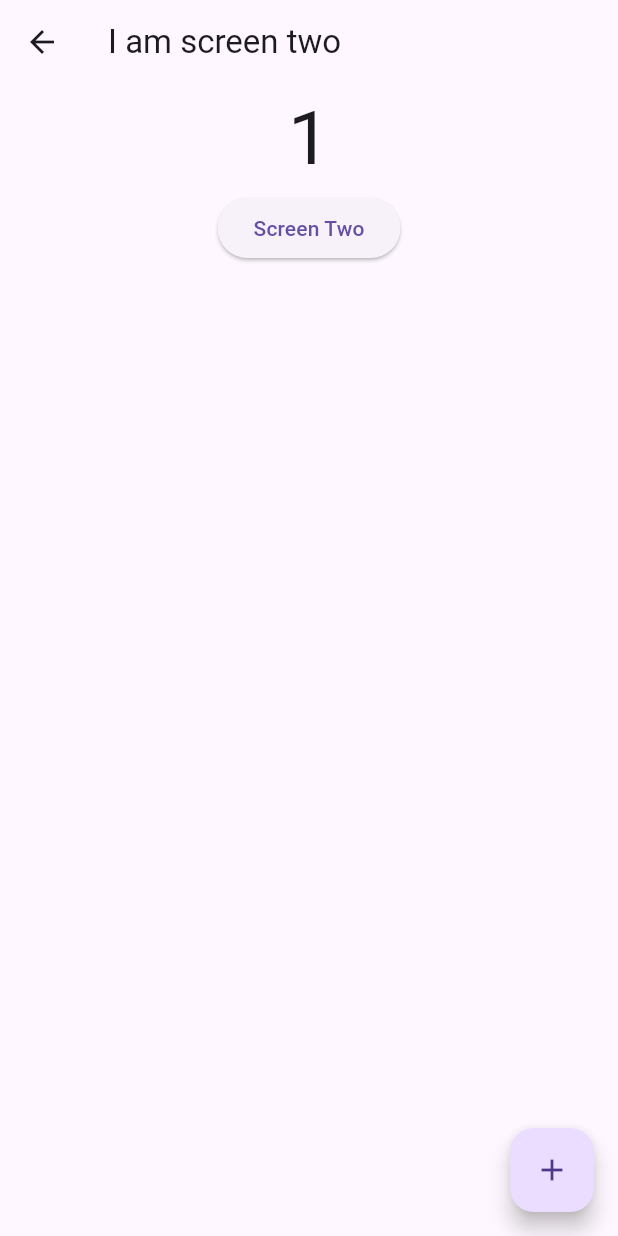
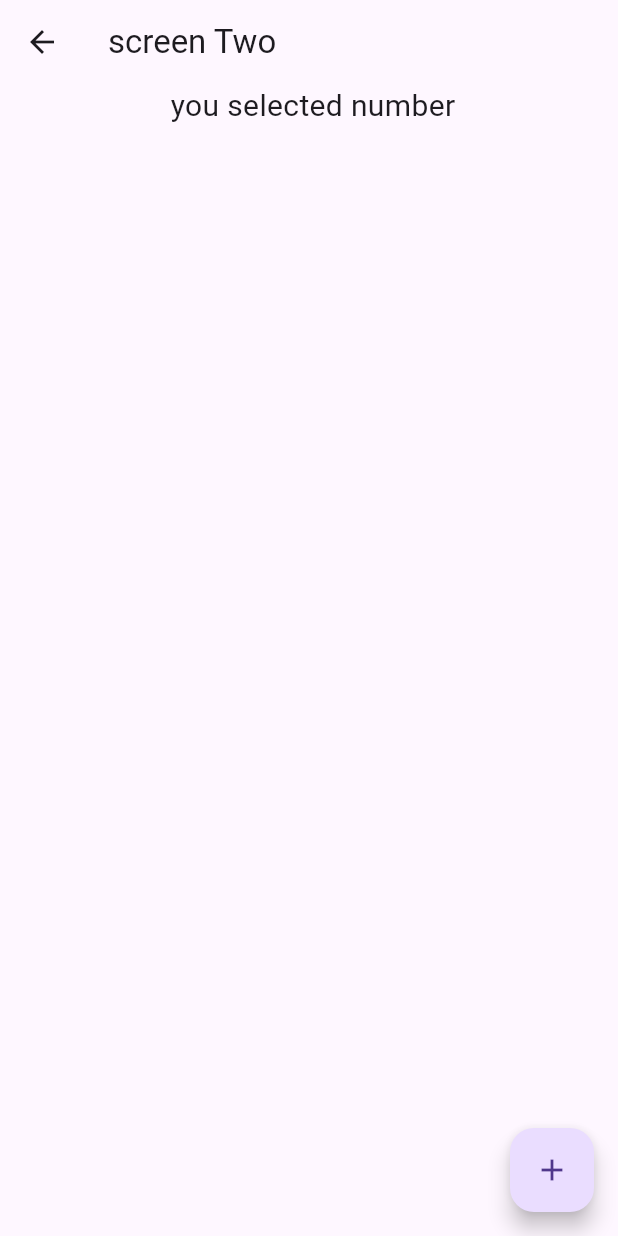
Before and after one commit to RanaSharjeelShji/Provider-Tutorial-Code-Red-Clan, a Flutter app: the ScreenTwo screen opened directly, after a tap on the "add" icon, on a phone screen of 412 x 824 dp. Run offline on Flutter 3.47's test engine with Material 3 defaults, Android fonts, the phone set to English and light mode, and no system bars; missing offline and left inert: providertutorial.

Commit message:
Update screentwo.dart

```diff
--- a/lib/screentwo.dart
+++ b/lib/screentwo.dart
@@ -1,7 +1,6 @@
 import 'package:flutter/material.dart';
-import 'package:flutterprovidor/screentwo.dart';
-import 'package:flutterprovidor/userSetup.dart';
 import 'package:provider/provider.dart';
+import 'package:providertutorial/countProvider.dart';
 
 class ScreenTwo extends StatefulWidget {
   const ScreenTwo({super.key});
@@ -15,34 +14,30 @@ class _ScreenTwoState extends State<ScreenTwo> {
   Widget build(BuildContext context) {
     MyModel myModel = Provider.of<MyModel>(context);
     return Scaffold(
+      floatingActionButton: FloatingActionButton(
+        onPressed: () {
+          setState(() {
+            myModel.increaseValue();
+          });
+        },
+        child: const Icon(Icons.add),
+      ),
       appBar: AppBar(
-        title: Text(
-          "I am screen two",
-        ),
+        title: const Text("screen Two"),
       ),
       body: Center(
         child: Column(
           children: [
+            const Text(
+              " you selected number",
+              style: TextStyle(fontSize: 20),
+            ),
             Text(
               myModel.counter.toString(),
-            style: const TextStyle(fontSize: 50),
+              style: TextStyle(fontSize: 40),
             ),
-          ElevatedButton(
-              onPressed: () {
-                Navigator.pushReplacement(
-                    context,
-                    MaterialPageRoute(
-                      builder: (context) => ScreenTwo(),
-                    ));
-              },
-              child: const Text("Screen Two"))
           ],
-      )),
-      floatingActionButton: FloatingActionButton(
-        onPressed: () {
-          myModel.increment();
-        },
-        child: Icon(Icons.add),
+        ),
       ),
     );
   }
```
Lines whose indentation alone changed are shown as unchanged.
